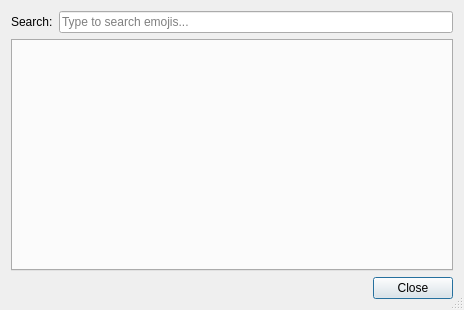
Before: the Qt Designer form qchat/gui/emojis/dlg_emoji_picker_full.ui in geotribu/qchat, drawn with Qt 5.
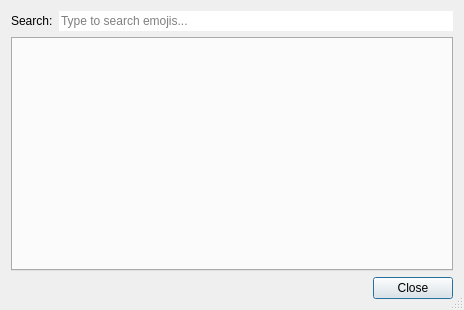
After: the same form once the commit is applied.

Commit message: improve(emojis): add thinking face

Patch:
```diff
--- a/qchat/gui/emojis/dlg_emoji_picker_full.ui
+++ b/qchat/gui/emojis/dlg_emoji_picker_full.ui
@@ -37,9 +37,18 @@
      </item>
      <item>
       <widget class="QLineEdit" name="lne_search_box">
+       <property name="maxLength">
+        <number>20</number>
+       </property>
+       <property name="frame">
+        <bool>false</bool>
+       </property>
        <property name="placeholderText">
         <string>Type to search emojis...</string>
        </property>
+       <property name="clearButtonEnabled">
+        <bool>true</bool>
+       </property>
       </widget>
      </item>
     </layout>
```
The commit also changes 1 other file.
